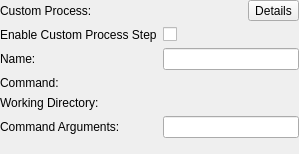
Before: the Qt Designer form src/plugins/projectexplorer/processstep.ui in qt-creator/qt-creator, drawn with Qt 5.
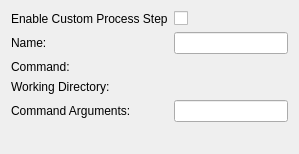
After: the same form once the commit is applied. Custom widgets are drawn as their Qt base class.

Commit message: Remove duplicated Details button.

```diff
--- a/src/plugins/projectexplorer/processstep.ui
+++ b/src/plugins/projectexplorer/processstep.ui
@@ -10,34 +10,7 @@
     <height>154</height>
    </rect>
   </property>
-  <layout class="QVBoxLayout" name="verticalLayout">
-   <property name="margin">
-    <number>0</number>
-   </property>
-   <item>
-    <layout class="QHBoxLayout" name="horizontalLayout">
-     <item>
-      <widget class="QLabel" name="titleLabel">
-       <property name="text">
-        <string>Custom Process:</string>
-       </property>
-      </widget>
-     </item>
-     <item>
-      <widget class="QToolButton" name="detailsButton">
-       <property name="text">
-        <string>Details</string>
-       </property>
-      </widget>
-     </item>
-    </layout>
-   </item>
-   <item>
-    <widget class="QWidget" name="detailsWidget" native="true">
      <layout class="QFormLayout" name="formLayout">
-      <property name="margin">
-       <number>0</number>
-      </property>
       <item row="0" column="0">
        <widget class="QLabel" name="label">
         <property name="text">
@@ -91,9 +64,6 @@
       </item>
       <item row="4" column="1">
        <widget class="QLineEdit" name="commandArgumentsLineEdit"/>
-      </item>
-     </layout>
-    </widget>
    </item>
   </layout>
  </widget>
```
Lines whose indentation alone changed are shown as unchanged. The commit also changes 2 other files.
